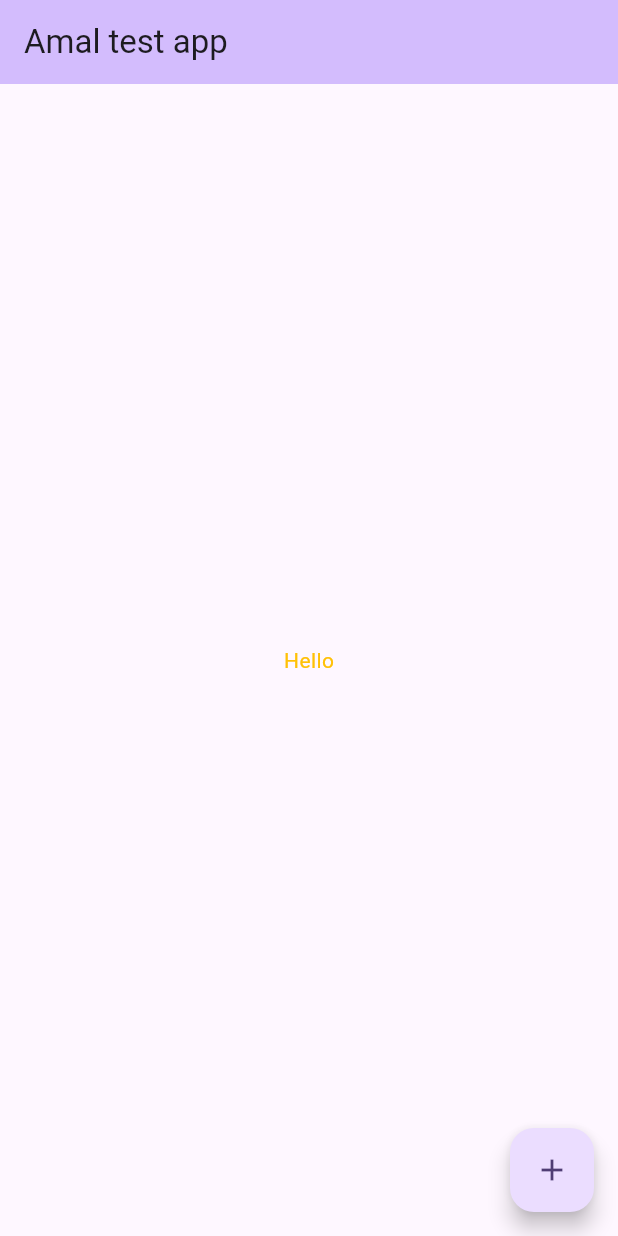
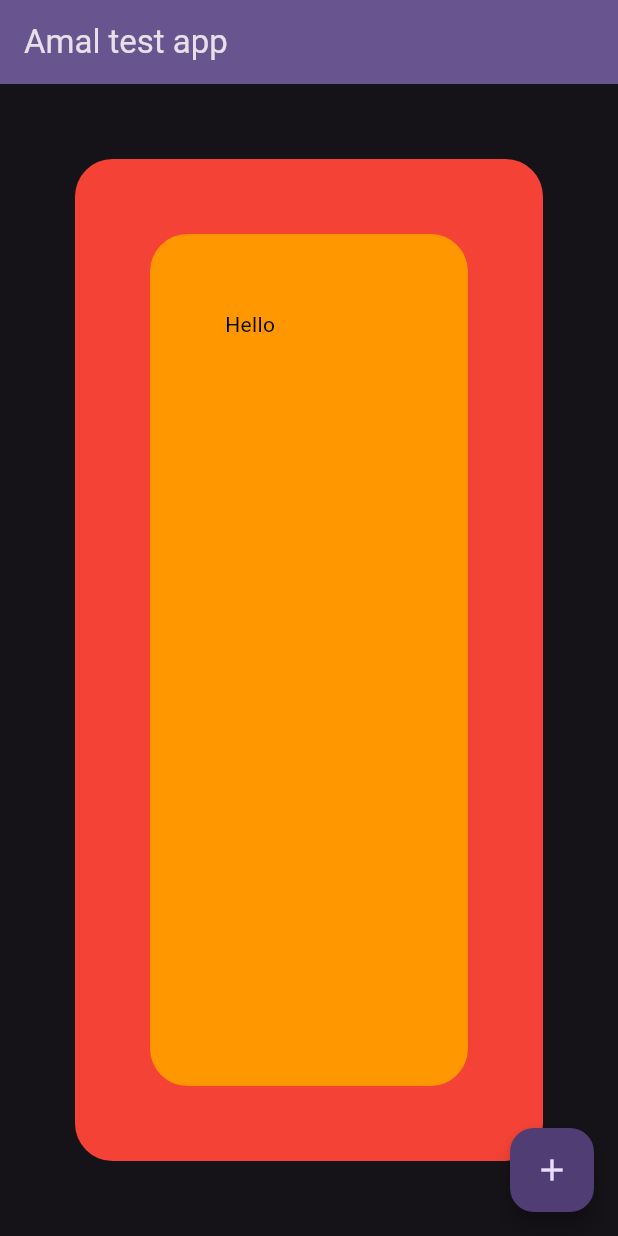
Before and after one commit to Amal-AM4/Flutter_app_learning, a Flutter app: the screen it shows after launch, on a phone screen of 412 x 824 dp. Run offline on Flutter 3.47's test engine with Material 3 defaults, Android fonts, the phone set to English and light mode, and no system bars.

Commit message:
container, padding, margin

```diff
--- a/lib/main.dart
+++ b/lib/main.dart
@@ -3,6 +3,12 @@ import 'package:flutter/material.dart';
 void main() {
   runApp(const MyApp());
 }
+
+String name = 'archana raj';
+int number = 1;
+double pi = 3.14;
+List myList = ['archa', 'rajeevan'];
+Map<String, dynamic> myMap = {'String': 'value', 'String2': 9874563210};
 
 class MyApp extends StatelessWidget {
   const MyApp({super.key});
@@ -11,6 +17,7 @@ class MyApp extends StatelessWidget {
   @override
   Widget build(BuildContext context) {
     return MaterialApp(
+      debugShowCheckedModeBanner: false,
       title: 'Flutter Demo',
       theme: ThemeData(
         // This is the theme of your application.
@@ -28,7 +35,11 @@ class MyApp extends StatelessWidget {
         //
         // This works for code too, not just values: Most code changes can be
         // tested with just a hot reload.
-        colorScheme: ColorScheme.fromSeed(seedColor: Colors.deepPurple),
+        colorScheme: ColorScheme.fromSeed(
+          seedColor: Colors.deepPurple,
+          brightness: Brightness.dark,
+        ),
+        useMaterial3: true,
       ),
       home: const MyHomePage(title: 'Amal test app'),
     );
@@ -88,7 +99,26 @@ class _MyHomePageState extends State<MyHomePage> {
       body: Center(
         // Center is a layout widget. It takes a single child and positions it
         // in the middle of the parent.
-        child: Text('Hello', style: TextStyle(color: Colors.amber)),
+        child: Container(
+          height: double.infinity,
+          width: double.infinity,
+          margin: EdgeInsets.all(50.0),
+          padding: EdgeInsets.all(50.0),
+          decoration: BoxDecoration(
+            borderRadius: BorderRadius.circular(25.0),
+            color: Colors.red,
+          ),
+          child: Container(
+            height: double.infinity,
+            width: double.infinity,
+            padding: EdgeInsets.all(50.0),
+            decoration: BoxDecoration(
+              borderRadius: BorderRadius.circular(25.0),
+              color: Colors.orange,
+            ),
+            child: Text('Hello', style: TextStyle(color: Colors.black)),
+          ),
+        ),
       ),
       floatingActionButton: FloatingActionButton(
         onPressed: _incrementCounter,
```
